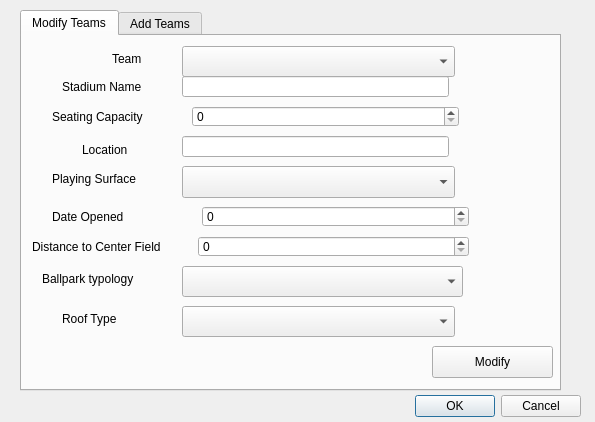
Old version of the form Baseball/modifyTeams.ui in the repository Ykhan799/CS-1D-Project-2-Baseball.
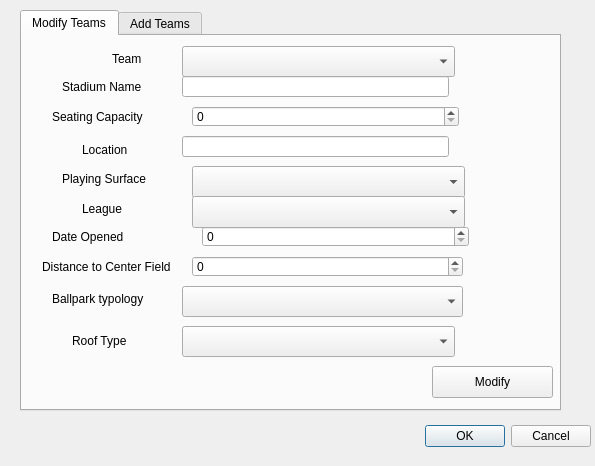
New version of the form.

```diff
--- a/Baseball/modifyTeams.ui
+++ b/Baseball/modifyTeams.ui
@@ -7,7 +7,7 @@
     <x>0</x>
     <y>0</y>
     <width>595</width>
-    <height>422</height>
+    <height>466</height>
    </rect>
   </property>
   <property name="windowTitle">
@@ -16,8 +16,8 @@
   <widget class="QDialogButtonBox" name="buttons">
    <property name="geometry">
     <rect>
-     <x>240</x>
-     <y>390</y>
+     <x>250</x>
+     <y>420</y>
      <width>341</width>
      <height>32</height>
     </rect>
@@ -35,7 +35,7 @@
      <x>20</x>
      <y>10</y>
      <width>541</width>
-     <height>381</height>
+     <height>401</height>
     </rect>
    </property>
    <property name="currentIndex">
@@ -49,7 +49,7 @@
      <property name="geometry">
       <rect>
        <x>410</x>
-       <y>310</y>
+       <y>330</y>
        <width>121</width>
        <height>32</height>
       </rect>
@@ -107,7 +107,7 @@
     <widget class="QLabel" name="label_2">
      <property name="geometry">
       <rect>
-       <x>30</x>
+       <x>40</x>
        <y>130</y>
        <width>94</width>
        <height>26</height>
@@ -120,7 +120,7 @@
     <widget class="QComboBox" name="surfaceComboBox">
      <property name="geometry">
       <rect>
-       <x>160</x>
+       <x>170</x>
        <y>130</y>
        <width>273</width>
        <height>32</height>
@@ -131,7 +131,7 @@
      <property name="geometry">
       <rect>
        <x>30</x>
-       <y>170</y>
+       <y>190</y>
        <width>80</width>
        <height>21</height>
       </rect>
@@ -144,7 +144,7 @@
      <property name="geometry">
       <rect>
        <x>180</x>
-       <y>170</y>
+       <y>190</y>
        <width>267</width>
        <height>21</height>
       </rect>
@@ -153,8 +153,8 @@
     <widget class="QLabel" name="labels_5">
      <property name="geometry">
       <rect>
-       <x>10</x>
-       <y>200</y>
+       <x>20</x>
+       <y>220</y>
        <width>144</width>
        <height>21</height>
       </rect>
@@ -166,8 +166,8 @@
     <widget class="QSpinBox" name="distancespinBox">
      <property name="geometry">
       <rect>
-       <x>176</x>
-       <y>200</y>
+       <x>170</x>
+       <y>220</y>
        <width>271</width>
        <height>21</height>
       </rect>
@@ -176,8 +176,8 @@
     <widget class="QLabel" name="label_3">
      <property name="geometry">
       <rect>
-       <x>20</x>
-       <y>230</y>
+       <x>30</x>
+       <y>250</y>
        <width>104</width>
        <height>26</height>
       </rect>
@@ -190,7 +190,7 @@
      <property name="geometry">
       <rect>
        <x>160</x>
-       <y>230</y>
+       <y>250</y>
        <width>281</width>
        <height>31</height>
       </rect>
@@ -199,10 +199,10 @@
     <widget class="QLabel" name="label">
      <property name="geometry">
       <rect>
-       <x>40</x>
-       <y>270</y>
+       <x>50</x>
+       <y>290</y>
        <width>62</width>
-       <height>26</height>
+       <height>30</height>
       </rect>
      </property>
      <property name="text">
@@ -259,12 +259,35 @@
      <property name="geometry">
       <rect>
        <x>160</x>
-       <y>270</y>
+       <y>290</y>
        <width>273</width>
        <height>31</height>
       </rect>
      </property>
     </widget>
+    <widget class="QComboBox" name="leagueComboBox">
+     <property name="geometry">
+      <rect>
+       <x>170</x>
+       <y>160</y>
+       <width>273</width>
+       <height>32</height>
+      </rect>
+     </property>
+    </widget>
+    <widget class="QLabel" name="label_4">
+     <property name="geometry">
+      <rect>
+       <x>60</x>
+       <y>160</y>
+       <width>94</width>
+       <height>26</height>
+      </rect>
+     </property>
+     <property name="text">
+      <string>League</string>
+     </property>
+    </widget>
    </widget>
    <widget class="QWidget" name="add">
     <attribute name="title">
```
